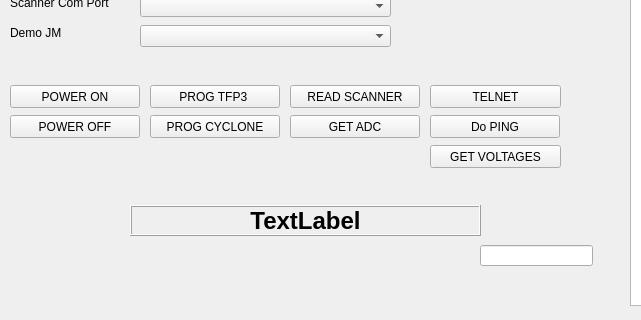
Old version of the form QT_Project/mainwindow.ui in the repository wmarchewka/Fixture; both pictures show x 0 to 641 and y 132 to 452 of the 1024 by 768 pixel window.
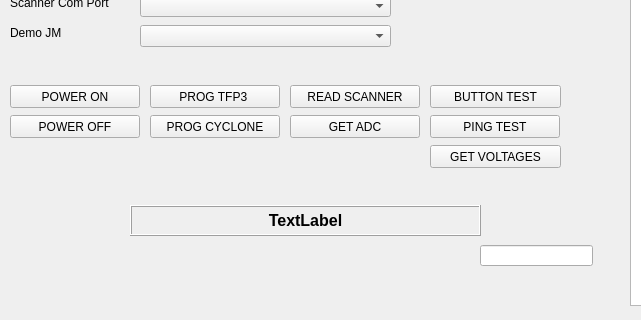
New version of the form.

Diff of the .ui file:
```diff
--- a/QT_Project/mainwindow.ui
+++ b/QT_Project/mainwindow.ui
@@ -181,7 +181,7 @@
      </rect>
     </property>
     <property name="text">
-     <string>TELNET</string>
+     <string>BUTTON TEST</string>
     </property>
    </widget>
    <widget class="QPushButton" name="pbDoPing">
@@ -194,7 +194,7 @@
      </rect>
     </property>
     <property name="text">
-     <string>Do PING</string>
+     <string>PING TEST</string>
     </property>
    </widget>
    <widget class="QPushButton" name="pbGetADC">
@@ -234,7 +234,7 @@
     </property>
     <property name="font">
      <font>
-      <pointsize>18</pointsize>
+      <pointsize>12</pointsize>
       <weight>75</weight>
       <bold>true</bold>
      </font>
```
Left out of the diff: 2 changed lines with no effect on the pictures.
